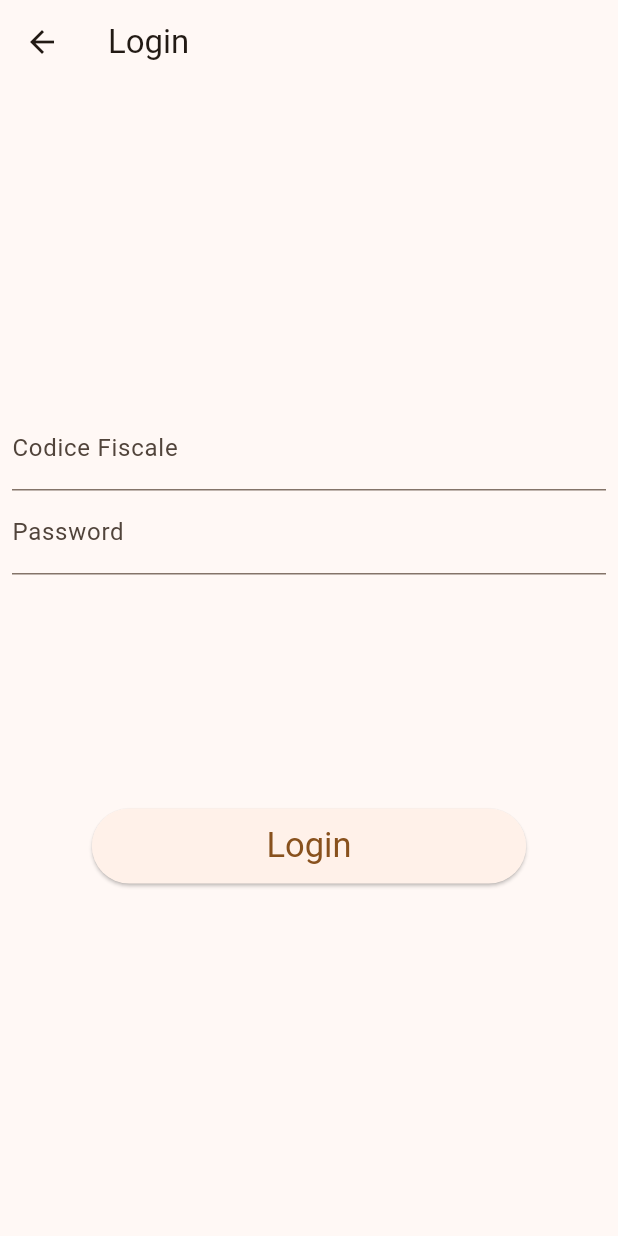
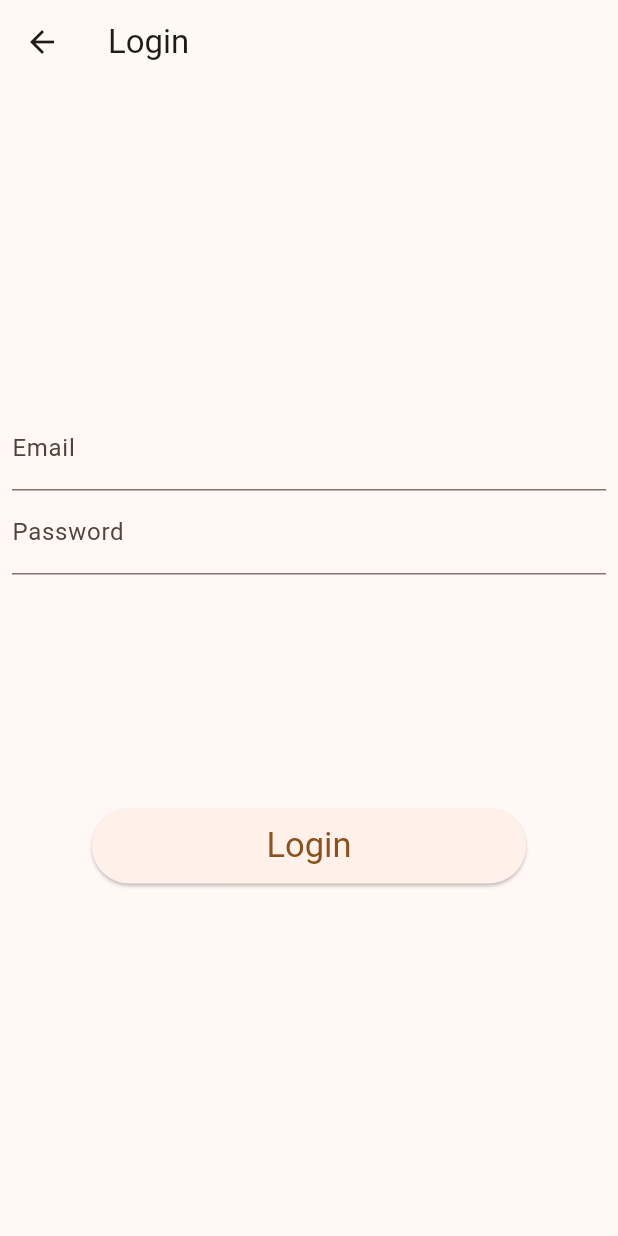
Before and after one commit to Pandin00/Matematiko, a Flutter app: the LoginPage screen opened by its route, on a phone screen of 412 x 824 dp. Run offline on Flutter 3.47's test engine with Material 3 defaults, Android fonts, the phone set to English and light mode, and no system bars; our stand-ins replace audioplayers, cloud_firestore, firebase_core, go_router, shared_preferences; accounts and stored records are empty.

Commit message:
login implementation

```diff
--- a/mentematiko/lib/main.dart
+++ b/mentematiko/lib/main.dart
@@ -5,6 +5,7 @@
 import 'dart:developer' as dev;
 
 import 'package:card/firebase_options.dart';
+import 'package:card/services/login_register_service.dart';
 import 'package:cloud_firestore/cloud_firestore.dart';
 import 'package:firebase_core/firebase_core.dart';
 import 'package:flutter/foundation.dart';
@@ -70,6 +71,7 @@ class MyApp extends StatelessWidget {
         providers: [
           Provider(create: (context) => SettingsController()),
           Provider(create: (context) => Palette()),
+          Provider(create: (context) => LoginService()),
           ChangeNotifierProvider(create: (context) => PlayerProgress()),
           // Set up audio.
           ProxyProvider2<AppLifecycleStateNotifier, SettingsController,
--- a/mentematiko/lib/main_menu/login.dart
+++ b/mentematiko/lib/main_menu/login.dart
@@ -1,24 +1,29 @@
+import 'package:card/main_menu/popup_util.dart';
+import 'package:card/services/login_register_service.dart';
 import 'package:card/style/my_button.dart';
-import 'package:cloud_firestore/cloud_firestore.dart';
 import 'package:flutter/material.dart';
 import 'package:go_router/go_router.dart';
 
 class LoginPage extends StatefulWidget {
-  const LoginPage({super.key});
+  final LoginService loginService;
+
+  const LoginPage({super.key,required this.loginService});
+
 
  @override
  // ignore: library_private_types_in_public_api
  _LoginPageState createState() => _LoginPageState();
+
 }
 
 class _LoginPageState extends State<LoginPage> {
-  final TextEditingController _usernameController = TextEditingController();
-  final TextEditingController _passwordController = TextEditingController();
-  //da capire come fare l'inject stile firestoreController
-
+  final TextEditingController _usernameText = TextEditingController();
+  final TextEditingController _passwordText = TextEditingController();
 
   @override
   Widget build(BuildContext context) {
+   final internal=context;
+
     return Scaffold(
       appBar: AppBar(
         title: Text('Login'),
@@ -29,13 +34,13 @@ class _LoginPageState extends State<LoginPage> {
           mainAxisAlignment: MainAxisAlignment.center,
           children: <Widget>[
             TextField(
-              controller: _usernameController,
+              controller: _usernameText,
               decoration: InputDecoration(
-                labelText: 'Codice Fiscale',
+                labelText: 'Email',
               ),
             ),
             TextField(
-              controller: _passwordController,
+              controller: _passwordText,
               decoration: InputDecoration(
                 labelText: 'Password',
               ),
@@ -45,8 +50,30 @@ class _LoginPageState extends State<LoginPage> {
             _gap,
             MyButton(
               onPressed: () {
+                if(_usernameText.text.isEmpty || _passwordText.text.isEmpty){
+                  PopupUtil.showPopup(
+                      context: context,
+                      title: 'Errore',
+                      content: 'Inserisci username e password',
+                    );
+                }else{
+                  var login = widget.loginService.login(_usernameText.text, _passwordText.text);
+                  login.then((value) => {
+                    if(value.email.isNotEmpty){
+                        //da risolvere il passaggio  di parametri
+                        GoRouter.of(context).go('/loginOrRegister/userMenu',: {
+                                  'user': value
+                      })
+                    }
+                    else
+                         PopupUtil.showPopup(
+                                              context: internal,
+                                              title: 'Errore',
+                                              content: 'Login fallito',
+                                            )
 
-                GoRouter.of(context).go('/loginOrRegister/userMenu');
+                  });
+                }
               },
               child: Text('Login'),
             ),
--- /dev/null
+++ b/mentematiko/lib/main_menu/popup_util.dart
@@ -0,0 +1,27 @@
+import 'package:flutter/material.dart';
+
+class PopupUtil {
+  static void showPopup({
+    required BuildContext context,
+    required String title,
+    required String content,
+  }) {
+    showDialog(
+      context: context,
+      builder: (BuildContext context) {
+        return AlertDialog(
+          title: Text(title),
+          content: Text(content),
+          actions: <Widget>[
+            TextButton(
+              onPressed: () {
+                Navigator.of(context).pop(); // Close the dialog
+              },
+              child: Text('Close'),
+            ),
+          ],
+        );
+      },
+    );
+  }
+}
--- /dev/null
+++ b/mentematiko/lib/models/role.dart
@@ -0,0 +1,4 @@
+enum ROLE{
+    user,
+    arb
+}
--- /dev/null
+++ b/mentematiko/lib/models/user.dart
@@ -0,0 +1,36 @@
+
+
+
+import 'package:card/models/role.dart';
+
+class User{
+
+
+
+  String email;
+  String nome;
+  String cf;
+  String regione;
+  String provincia;
+  String istituto;
+  ROLE role;
+
+
+
+
+  User({required this.email, required this.nome,required this.cf,required this.regione,required this.provincia,required this.istituto,required this.role});
+
+
+  factory User.fromFirestore(Map<String, dynamic> data) {
+    // Mapping the fields from the Firestore document to the Dart object
+    return User(
+      nome: data['nome'] ?? '',
+      email: data['email'] ?? '',
+      cf: data['cf'] ?? '',
+      regione: data['regione'] ?? '',
+      provincia: data['provincia'] ?? '',
+      istituto: data['istituto'] ?? '',
+      role: data['role'] ?? 'USER'
+    );
+  }
+}
--- a/mentematiko/lib/router.dart
+++ b/mentematiko/lib/router.dart
@@ -5,6 +5,7 @@
 import 'package:card/main_menu/login.dart';
 import 'package:card/main_menu/login_or_register_screen.dart';
 import 'package:card/main_menu/register.dart';
+import 'package:card/services/login_register_service.dart';
 import 'package:card/user_pages/tournament_view.dart';
 import 'package:card/user_pages/user_menu.dart';
 import 'package:flutter/foundation.dart';
@@ -44,6 +45,7 @@ final router = GoRouter(
                 color: context.watch<Palette>().backgroundPlaySession,
                 child: LoginPage(
                   key: Key('login'),
+                  loginService: context.read<LoginService>(),
                 ),
               )
             ),
--- a/mentematiko/lib/services/login_register_service.dart
+++ b/mentematiko/lib/services/login_register_service.dart
@@ -1,3 +1,4 @@
+import 'package:card/models/user.dart';
 import 'package:cloud_firestore/cloud_firestore.dart';
 import 'package:logging/logging.dart';
 
@@ -8,7 +9,7 @@ class LoginService {
 
   Future<User> login(String username,String password) async{
 
-     QuerySnapshot<User> querySnapshot = await firestore
+     QuerySnapshot<User> querySnapshot =  await firestore
           .collection('users')
           .where('email', isEqualTo: username)
           .where('password', isEqualTo: password) //unsafe
@@ -25,29 +26,3 @@ class LoginService {
 
 
 }
-
-
-class User{
-  String email;
-  String nome;
-  String cf;
-  String regione;
-  String provincia;
-  String istituto;
-
-
-  User({required this.email, required this.nome,required this.cf,required this.regione,required this.provincia,required this.istituto});
-
-
-  factory User.fromFirestore(Map<String, dynamic> data) {
-    // Mapping the fields from the Firestore document to the Dart object
-    return User(
-      nome: data['nome'] ?? '',
-      email: data['email'] ?? '',
-      cf: data['cf'] ?? '',
-      regione: data['regione'] ?? '',
-      provincia: data['provincia'] ?? '',
-      istituto: data['istituto'] ?? '',
-    );
-  }
-}
```
